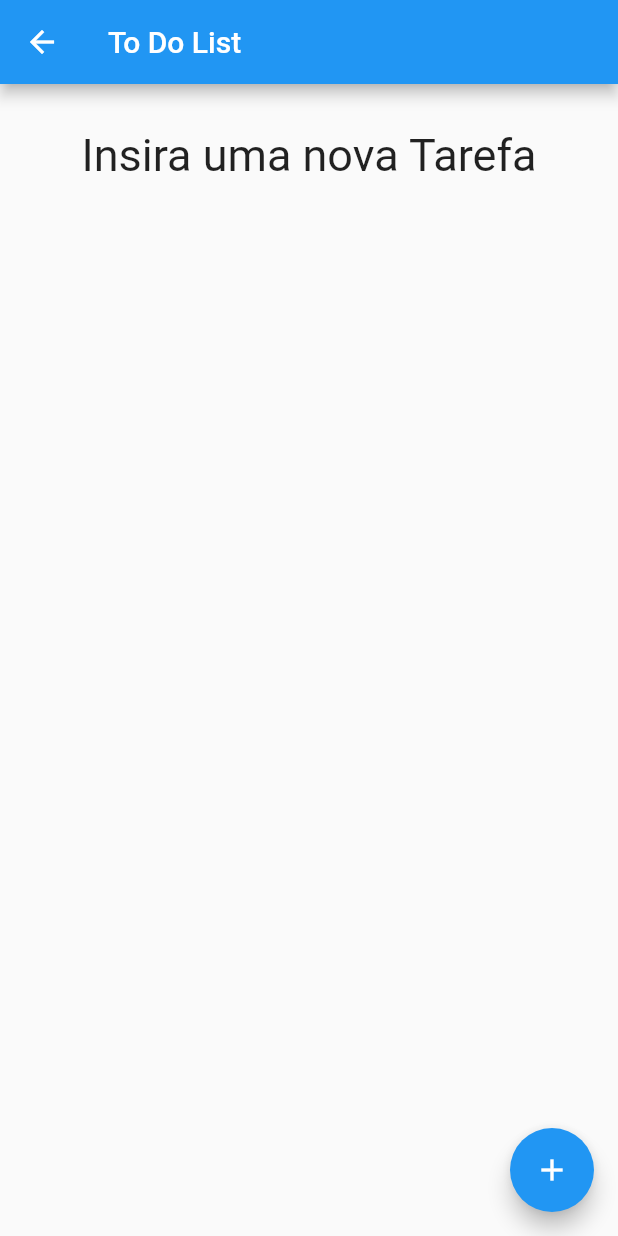
After one commit to Montfel/todo-list, a Flutter app: the ListTasks screen opened directly, on a phone screen of 412 x 824 dp. The commit adds this screen. Run offline on Flutter 3.47's test engine with Material 2 defaults, Android fonts, the phone set to English and light mode, and no system bars.

Commit message:
Adicionando Tela inicio

```diff
--- /dev/null
+++ b/lib/List.dart
@@ -0,0 +1,109 @@
+import 'package:flutter/material.dart';
+
+import 'package:todo_list/Task.dart';
+
+import 'Add.dart';
+import 'Edit.dart';
+
+
+class ListTasks extends StatefulWidget {
+  const ListTasks({Key? key}) : super(key: key);
+
+  @override
+  State<ListTasks> createState() => _ListTasksState();
+}
+
+class _ListTasksState extends State<ListTasks> {
+
+
+  List<Task> tasks = [];
+
+  onAddFunction(task) {
+    setState(() {
+      tasks.add(task);
+    });
+  }
+
+  onEditFunction(task) {
+    setState(() {
+      int taskId = tasks.indexWhere((element) => element.id == task.id);
+      tasks[taskId] = task;
+    });
+  }
+
+
+
+  @override
+  Widget build(BuildContext context) {
+    return Scaffold(
+      appBar: AppBar(
+        title: const Text("To Do List"),
+      ),
+      body: Column(
+        children: [
+          const SizedBox(height: 30,),
+          tasks.isEmpty?
+          const Center(child: Text("Insira uma nova Tarefa" , style: TextStyle(fontSize: 30),),)
+          :ListView.builder(
+            shrinkWrap: true,
+            itemCount: tasks.length,
+            itemBuilder: (context, index) {
+              return Card(
+                shape: RoundedRectangleBorder(
+                  borderRadius: BorderRadius.circular(8.0),
+                ),
+                child: ListTile(
+                  onTap: () {
+                    Navigator.push(
+                        context,
+                        MaterialPageRoute(
+                            builder: (context) =>
+                                Edit(tasks[index], onEdit: onEditFunction)));
+                  },
+                  onLongPress: () {
+                    showDialog(
+                        context: context,
+                        builder: (BuildContext context) =>
+                            AlertDialog(
+                              title: const Text("Excluir tarefa"),
+                              content: const Text("Deseja excluir a tarefa?"),
+                              actions: [
+                                TextButton(
+                                  onPressed: () {
+                                    setState(() {
+                                      tasks.removeAt(index);
+                                    });
+                                    Navigator.pop(context);
+                                  },
+                                  child: const Text("Sim"),
+                                ),
+                                TextButton(
+                                  onPressed: () {
+                                    Navigator.pop(context);
+                                  },
+                                  child: const Text("Não"),
+                                ),
+                              ],
+                            ));
+                  },
+                  title: Text(tasks[index].title),
+                  subtitle: Text(tasks[index].description),
+                ),
+              );
+            },
+          )
+        ],
+      ),
+      floatingActionButton: FloatingActionButton(
+        onPressed: () {
+          Navigator.push(
+              context,
+              MaterialPageRoute(
+                  builder: (context) => Add(onAdd: onAddFunction)));
+        },
+        tooltip: 'Increment',
+        child: const Icon(Icons.add),
+      ),
+    );
+  }
+}
--- a/pubspec.yaml
+++ b/pubspec.yaml
@@ -20,7 +20,7 @@ publish_to: 'none' # Remove this line if you wish to publish to pub.dev
 version: 1.0.0+1
 
 environment:
-  sdk: '>=2.18.1 <3.0.0'
+  sdk: '>=2.18.0 <=3.3.1'
 
 # Dependencies specify other packages that your package needs in order to work.
 # To automatically upgrade your package dependencies to the latest versions
@@ -61,8 +61,8 @@ flutter:
   uses-material-design: true
 
   # To add assets to your application, add an assets section, like this:
-  # assets:
-  #   - images/a_dot_burr.jpeg
+  assets:
+    - lib/images/todo_logo.png
   #   - images/a_dot_ham.jpeg
 
   # An image asset can refer to one or more resolution-specific "variants", see
```
Also changed, not shown: lib/Add.dart (+16 -4 lines), lib/Edit.dart (+14 -4 lines), lib/main.dart (+24 -74 lines).
